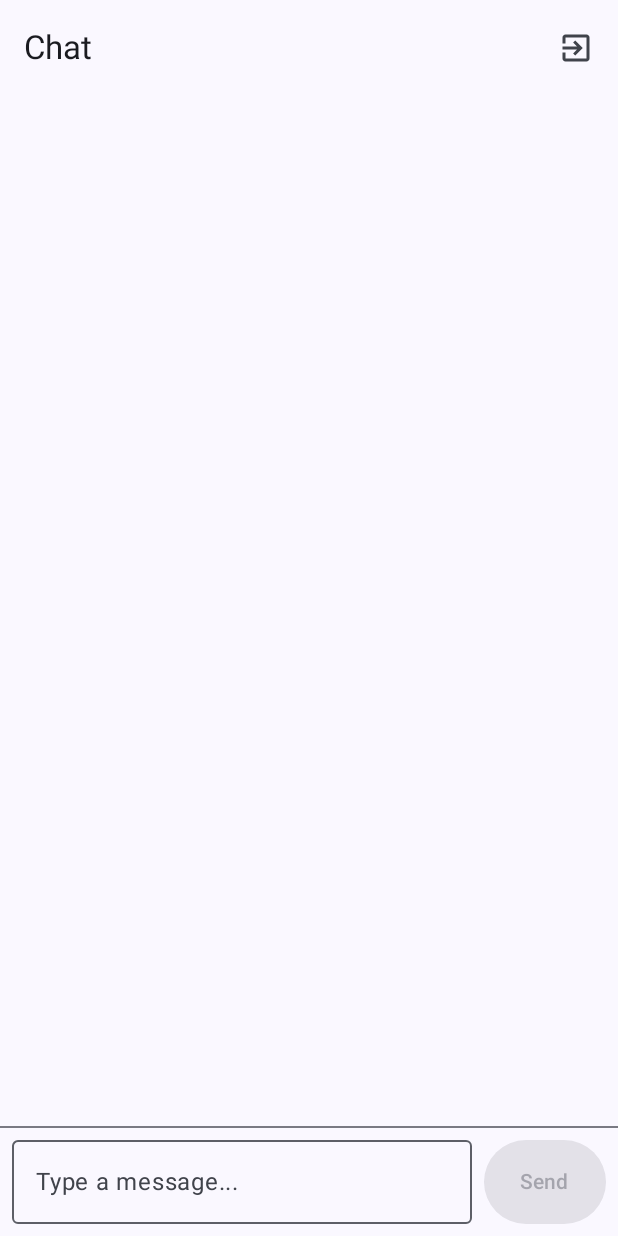
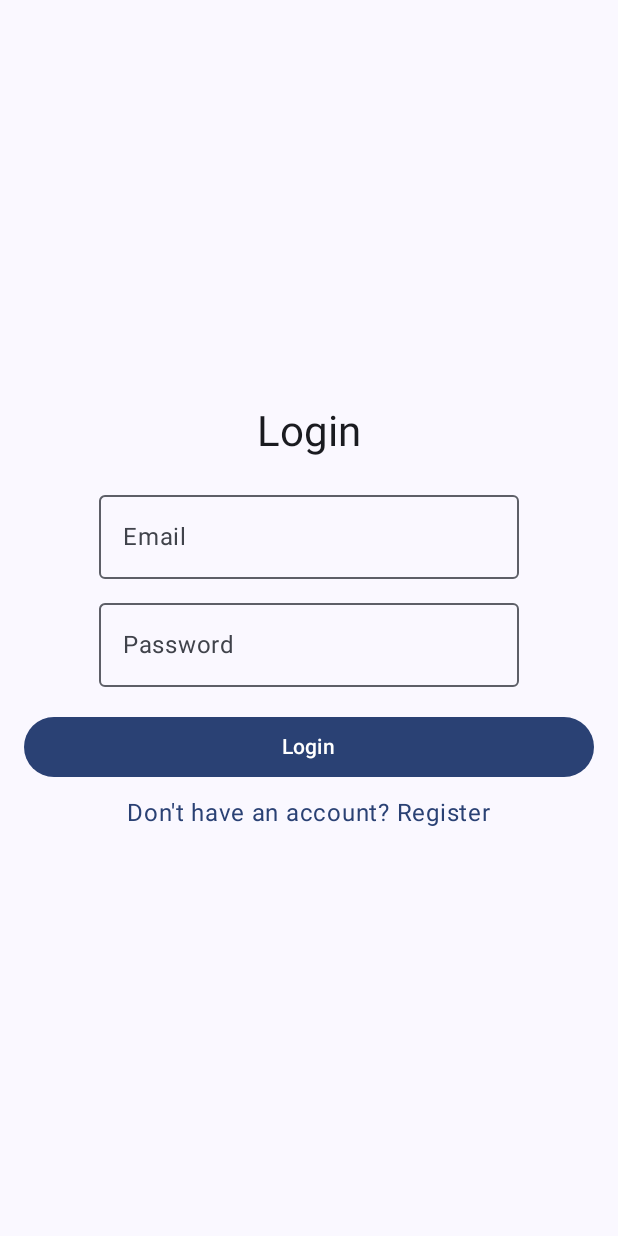
Before and after one commit to jkgitis/ChatApp, an Android app built with Jetpack Compose: the screen it shows after launch (MainActivity), on a phone screen of 412 x 824 dp. Run offline under Robolectric (Android 15) with nearby library versions, the phone set to English and light mode, and no system bars; our stand-ins replace Firebase (no records; nobody signed in at launch, a user with empty details on screens opened directly).

Commit message:
Login and chat implemented

```diff
--- a/app/src/main/java/com/example/chatapp/MainActivity.kt
+++ b/app/src/main/java/com/example/chatapp/MainActivity.kt
@@ -8,33 +8,20 @@ import androidx.compose.foundation.layout.fillMaxSize
 import androidx.compose.material3.Surface
 import androidx.compose.ui.Modifier
 import androidx.navigation.compose.rememberNavController
-import com.example.chatapp.presentation.chat.ChatScreen
+import com.example.chatapp.presentation.navigation.NavGraph
 import com.example.chatapp.ui.theme.ChatAppTheme
-import com.google.firebase.auth.FirebaseAuth
 
 class MainActivity : ComponentActivity() {
     override fun onCreate(savedInstanceState: Bundle?) {
         super.onCreate(savedInstanceState)
-
-        // ✅ Sign in anonymously to Firebase
-        FirebaseAuth.getInstance().signInAnonymously()
-            .addOnCompleteListener { task ->
-                if (task.isSuccessful) {
-                    // Login success
-                } else {
-                    // Handle login failure
-                }
-            }
-
         enableEdgeToEdge()
-
         setContent {
             ChatAppTheme {
                 Surface(
                     modifier = Modifier.fillMaxSize()
                 ) {
                     val navController = rememberNavController()
-                    ChatScreen(navController = navController)
+                    NavGraph(navController = navController)
                 }
             }
         }
--- /dev/null
+++ b/app/src/main/java/com/example/chatapp/presentation/login/LoginScreen.kt
@@ -0,0 +1,87 @@
+package com.example.chatapp.presentation.login
+
+import android.widget.Toast
+import androidx.compose.foundation.clickable
+import androidx.compose.foundation.layout.*
+import androidx.compose.material3.*
+import androidx.compose.runtime.*
+import androidx.compose.ui.Alignment
+import androidx.compose.ui.Modifier
+import androidx.compose.ui.platform.LocalContext
+import androidx.compose.ui.unit.dp
+import androidx.navigation.NavController
+import com.google.firebase.auth.FirebaseAuth
+
+@Composable
+fun LoginScreen(navController: NavController) {
+    val context = LocalContext.current
+    var email by remember { mutableStateOf("") }
+    var password by remember { mutableStateOf("") }
+
+    Column(
+        modifier = Modifier
+            .fillMaxSize()
+            .padding(16.dp),
+        verticalArrangement = Arrangement.Center,
+        horizontalAlignment = Alignment.CenterHorizontally
+    ) {
+        Text("Login", style = MaterialTheme.typography.headlineMedium)
+
+        Spacer(modifier = Modifier.height(16.dp))
+
+        OutlinedTextField(
+            value = email,
+            onValueChange = { email = it },
+            label = { Text("Email") },
+            singleLine = true
+        )
+
+        Spacer(modifier = Modifier.height(8.dp))
+
+        OutlinedTextField(
+            value = password,
+            onValueChange = { password = it },
+            label = { Text("Password") },
+            singleLine = true
+        )
+
+        Spacer(modifier = Modifier.height(16.dp))
+
+        Button(
+            onClick = {
+                if (email.isNotBlank() && password.isNotBlank()) {
+                    FirebaseAuth.getInstance()
+                        .signInWithEmailAndPassword(email, password)
+                        .addOnCompleteListener { task ->
+                            if (task.isSuccessful) {
+                                navController.navigate("chat") {
+                                    popUpTo("login") { inclusive = true }
+                                }
+                            } else {
+                                Toast.makeText(
+                                    context,
+                                    task.exception?.message ?: "Login failed",
+                                    Toast.LENGTH_SHORT
+                                ).show()
+                            }
+                        }
+                } else {
+                    Toast.makeText(context, "Enter all fields", Toast.LENGTH_SHORT).show()
+                }
+            },
+            modifier = Modifier.fillMaxWidth()
+        ) {
+            Text("Login")
+        }
+
+        Spacer(modifier = Modifier.height(8.dp))
+
+        Text(
+            text = "Don't have an account? Register",
+            color = MaterialTheme.colorScheme.primary,
+            modifier = Modifier.clickable {
+                navController.navigate("register")
+            }
+        )
+    }
+}
--- /dev/null
+++ b/app/src/main/java/com/example/chatapp/presentation/navigation/NavGraph.kt
@@ -0,0 +1,27 @@
+package com.example.chatapp.presentation.navigation
+
+import androidx.compose.runtime.Composable
+import androidx.navigation.NavHostController
+import androidx.navigation.compose.NavHost
+import androidx.navigation.compose.composable
+import com.example.chatapp.presentation.chat.ChatScreen
+import com.example.chatapp.presentation.login.LoginScreen
+import com.example.chatapp.presentation.register.RegisterScreen
+
+@Composable
+fun NavGraph(navController: NavHostController) {
+    NavHost(
+        navController = navController,
+        startDestination = "login"
+    ) {
+        composable("login") {
+            LoginScreen(navController)
+        }
+        composable("register") {
+            RegisterScreen(navController)
+        }
+        composable("chat") {
+            ChatScreen(navController)
+        }
+    }
+}
```
Also changed, not shown: app/src/main/java/com/example/chatapp/presentation/register/RegisterScreen.kt (added, +87 -0 lines).
